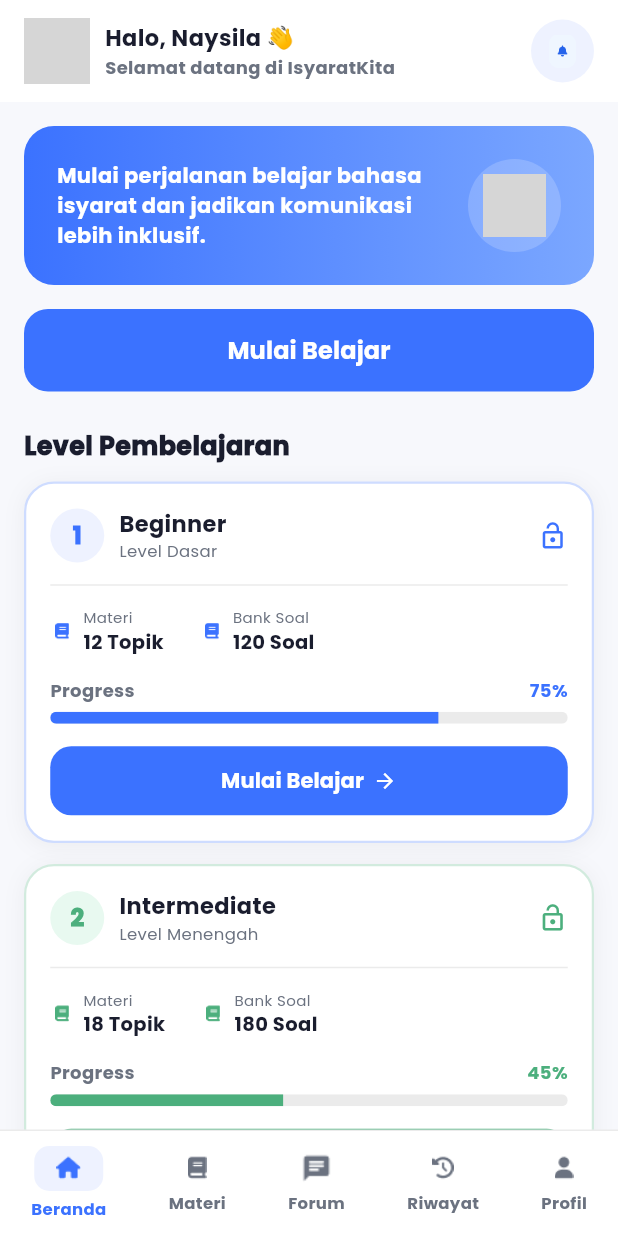
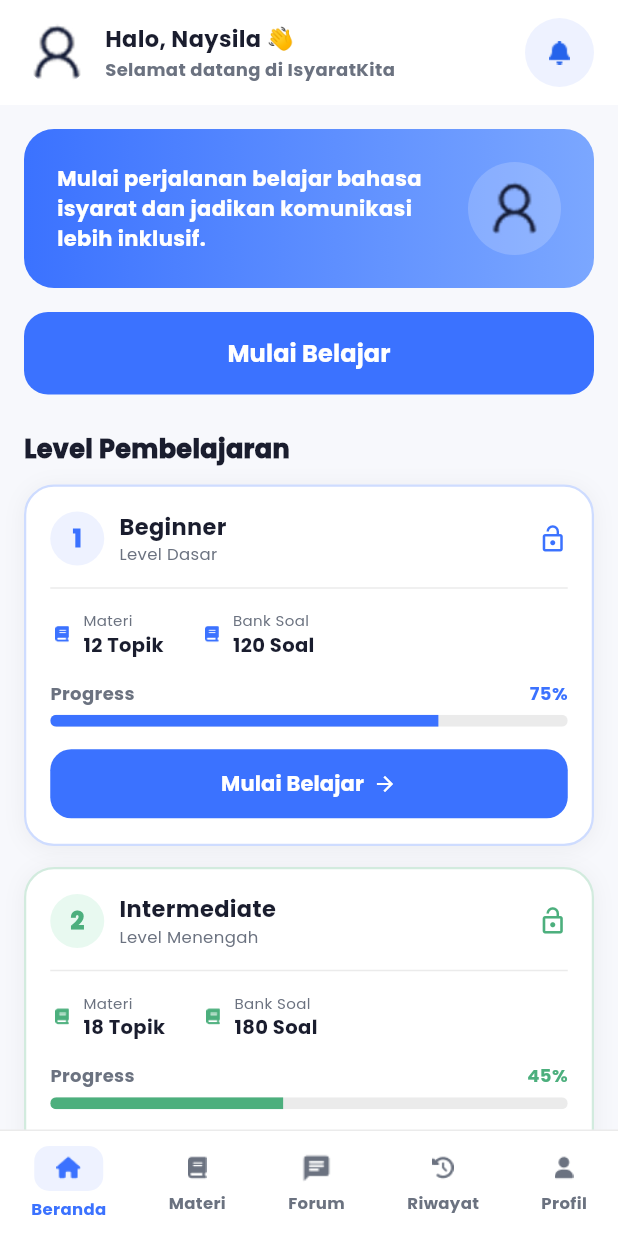
Before and after one commit to renatanianaysila-lab/app, a Flutter app: the BerandaMurid screen opened directly, on a phone screen of 412 x 824 dp. Run offline on Flutter 3.47's test engine with Material 3 defaults, Android fonts, the phone set to English and light mode, and no system bars; grey boxes are pictures that could not be loaded.

```diff
--- a/lib/pages/beranda_murid.dart
+++ b/lib/pages/beranda_murid.dart
@@ -130,15 +130,15 @@ class BerandaMurid extends StatelessWidget {
             ),
           ),
           Container(
-            width: 42,
-            height: 42,
+            width: 46,
+            height: 46,
             decoration: BoxDecoration(
               color: const Color(0xFFEEF2FF),
               borderRadius: BorderRadius.circular(50),
             ),
             child: IconButton(
               icon: Image.asset(
-                'assets/images/lonceng.png',
+                'assets/images/loncengfull.png',
                 width: 22,
                 height: 22,
               ),
@@ -188,7 +188,7 @@ class BerandaMurid extends StatelessWidget {
             ),
             padding: const EdgeInsets.all(10),
             child: Image.asset(
-              'assets/images/tangan isyarat.png',
+              'assets/images/user.png',
               fit: BoxFit.contain,
             ),
           ),
```
Also changed, not shown: assets/images/#.png (added), assets/images/A.png (added), assets/images/ekspresi.png (added), assets/images/loncengfull.png (added), assets/images/percakapan.png (added), assets/images/user.png (added).
